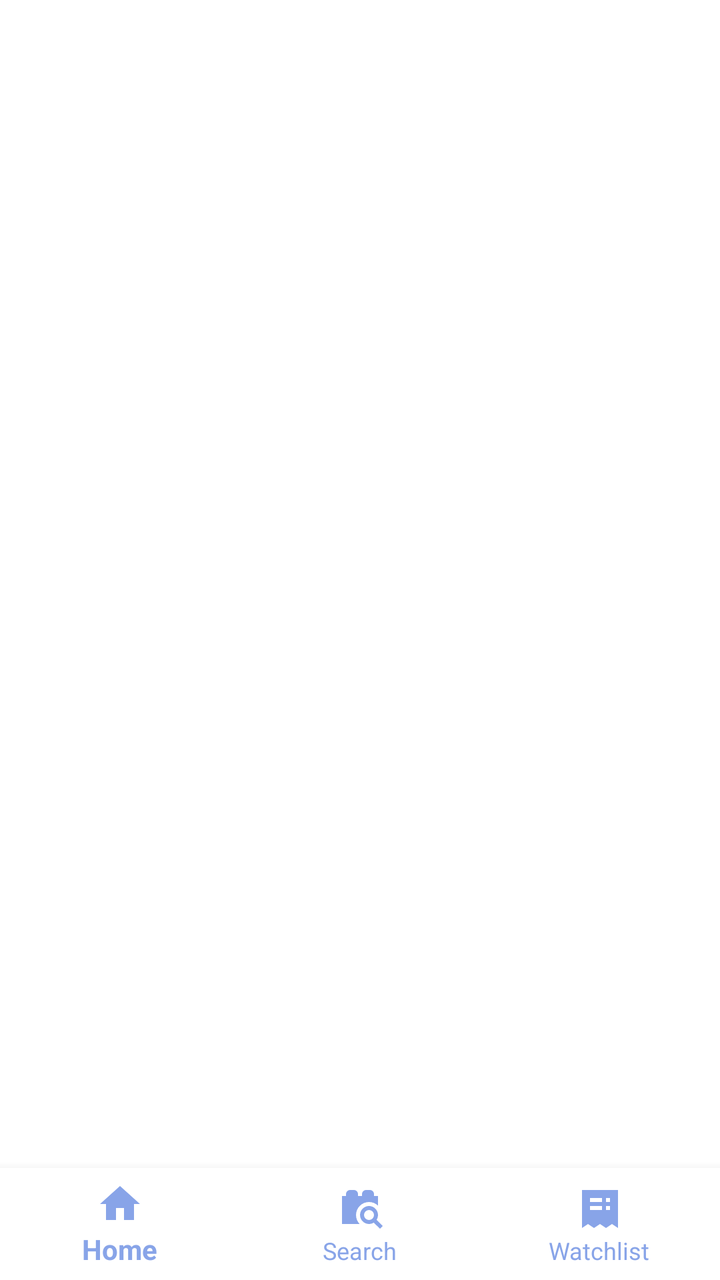
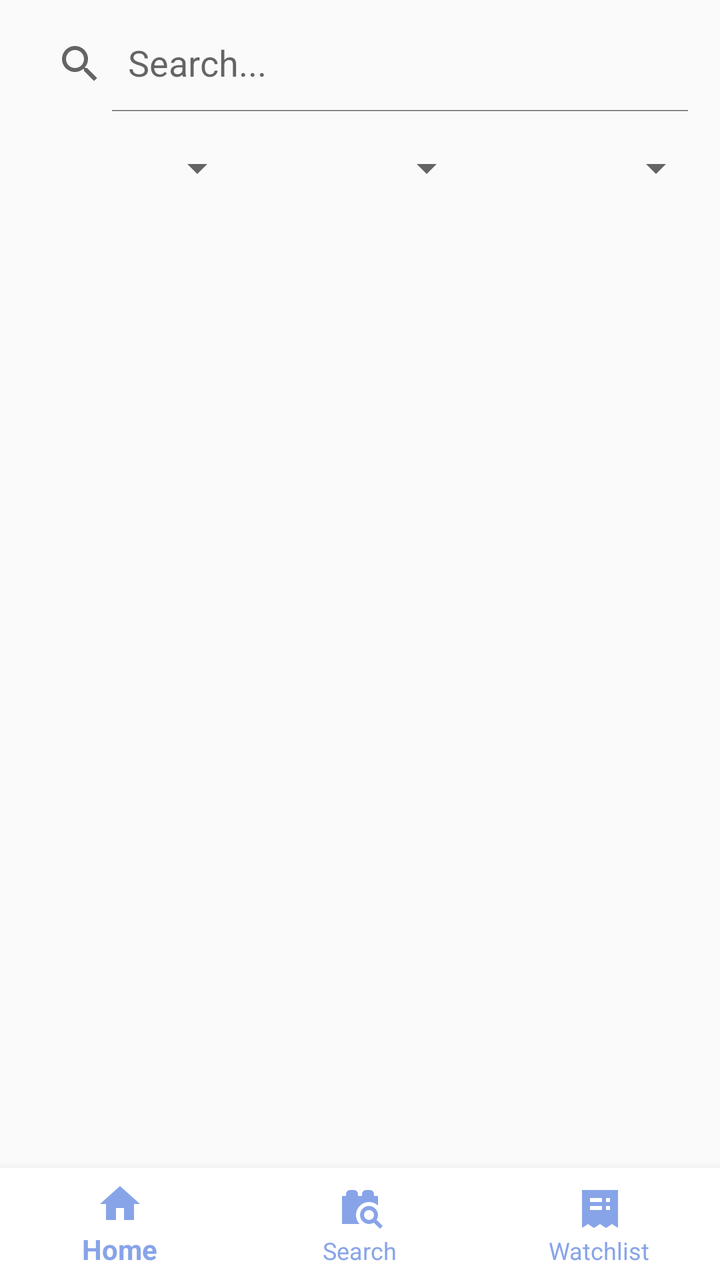

Two renders of the same Android screen: before a commit and after it. Below are the layout's source before the change and the commit's diff.
<!-- AndroidManifest.xml: application theme Theme.AppCompat.Light.NoActionBar -->
<!-- res/layout/activity_search.xml -->
<?xml version="1.0" encoding="utf-8"?>
<androidx.coordinatorlayout.widget.CoordinatorLayout xmlns:android="http://schemas.android.com/apk/res/android"
    xmlns:app="http://schemas.android.com/apk/res-auto"
    android:layout_width="match_parent"
    android:layout_height="match_parent"
    android:background="@color/white">
    <com.google.android.material.bottomnavigation.BottomNavigationView
        android:id="@+id/bottom_navigation"
        android:layout_width="match_parent"
        android:layout_height="wrap_content"
        android:layout_gravity="bottom"
        app:menu="@menu/bottom_nav_menu"
        app:labelVisibilityMode="labeled"
        app:itemIconTint="@color/bottom_nav_color"
        app:itemTextColor="@color/bottom_nav_color"
        app:backgroundTint="@color/white" />
</androidx.coordinatorlayout.widget.CoordinatorLayout>
<!-- resources referenced by this layout -->
<resources>
  <color name="bottom_nav_color">#88A4E8</color>
  <color name="white">#FFFFFFFF</color>
</resources>

<!-- the commit's change to res/layout/activity_search.xml (unified diff, before → after) -->
@@ -1,9 +1,55 @@
 <?xml version="1.0" encoding="utf-8"?>
-<androidx.coordinatorlayout.widget.CoordinatorLayout xmlns:android="http://schemas.android.com/apk/res/android"
+<LinearLayout xmlns:android="http://schemas.android.com/apk/res/android"
     xmlns:app="http://schemas.android.com/apk/res-auto"
     android:layout_width="match_parent"
     android:layout_height="match_parent"
-    android:background="@color/white">
+    android:orientation="vertical">
+
+    <androidx.appcompat.widget.SearchView
+        android:id="@+id/search_view"
+        android:layout_width="match_parent"
+        android:layout_height="wrap_content"
+        android:layout_margin="8dp"
+        app:iconifiedByDefault="false"
+        app:queryHint="Search..." />
+
+    
+    <LinearLayout
+        android:layout_width="match_parent"
+        android:layout_height="wrap_content"
+        android:orientation="horizontal"
+        android:padding="8dp">
+
+        <Spinner
+            android:id="@+id/spinner_genre"
+            android:layout_width="0dp"
+            android:layout_height="wrap_content"
+            android:layout_weight="1"
+            android:prompt="@string/select_genre" />
+
+        <Spinner
+            android:id="@+id/spinner_rating"
+            android:layout_width="0dp"
+            android:layout_height="wrap_content"
+            android:layout_weight="1"
+            android:prompt="@string/select_rating" />
+
+        <Spinner
+            android:id="@+id/spinner_year"
+            android:layout_width="0dp"
+            android:layout_height="wrap_content"
+            android:layout_weight="1"
+            android:prompt="@string/select_year" />
+    </LinearLayout>
+
+    <androidx.recyclerview.widget.RecyclerView
+        android:id="@+id/recycler_view"
+        android:layout_width="match_parent"
+        android:layout_height="0dp"
+        android:layout_weight="1"
+        android:clipToPadding="false"
+        android:padding="4dp" />
+
     <com.google.android.material.bottomnavigation.BottomNavigationView
         android:id="@+id/bottom_navigation"
         android:layout_width="match_parent"
@@ -14,4 +60,4 @@
         app:itemIconTint="@color/bottom_nav_color"
         app:itemTextColor="@color/bottom_nav_color"
         app:backgroundTint="@color/white" />
-</androidx.coordinatorlayout.widget.CoordinatorLayout>
+</LinearLayout>
<!-- resource entries referenced after the edit -->
@@ -2,5 +2,8 @@
 <resources>
   <color name="bottom_nav_color">#88A4E8</color>
   <color name="white">#FFFFFFFF</color>
+  <string name="select_genre">Select Genre</string>
+  <string name="select_rating">Select Rating</string>
+  <string name="select_year">Select Year</string>
 </resources>
 
